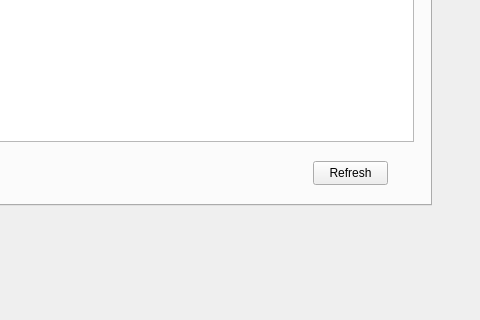
Qt form clientwindow.ui (mohamedaminerjab/eco_shine) before a commit; both pictures show x 159 to 639 and y 145 to 465 of the 724 by 465 pixel window.
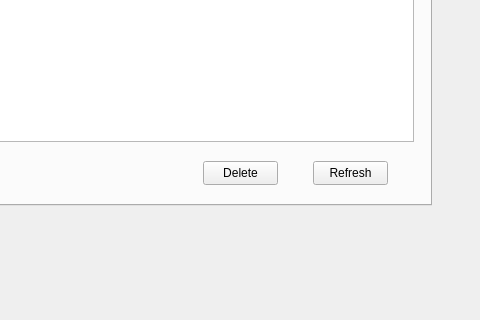
The same form after that commit.

```diff
--- a/clientwindow.ui
+++ b/clientwindow.ui
@@ -139,6 +139,19 @@
       <string>Refresh</string>
      </property>
     </widget>
+    <widget class="QPushButton" name="deleteButton">
+     <property name="geometry">
+      <rect>
+       <x>250</x>
+       <y>210</y>
+       <width>75</width>
+       <height>24</height>
+      </rect>
+     </property>
+     <property name="text">
+      <string>Delete</string>
+     </property>
+    </widget>
    </widget>
   </widget>
  </widget>
```
